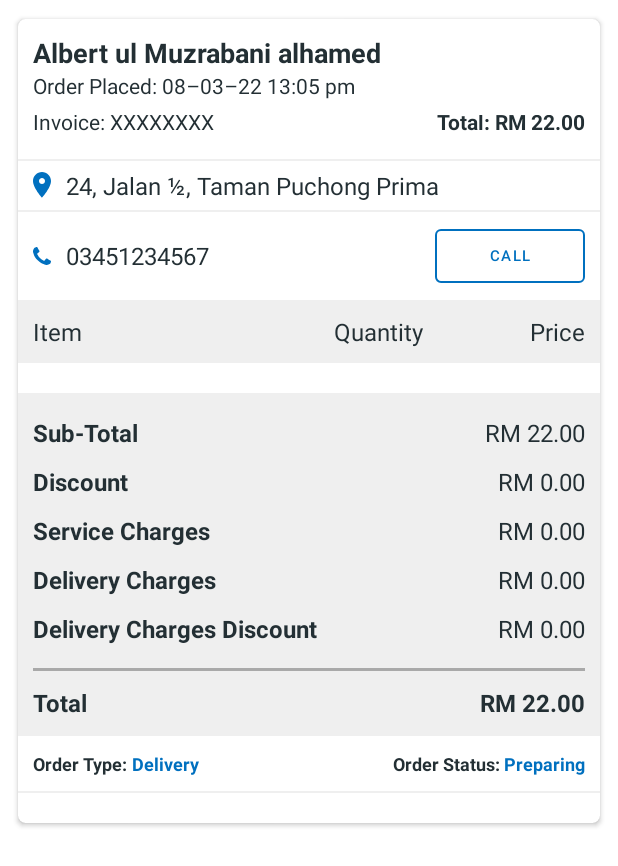
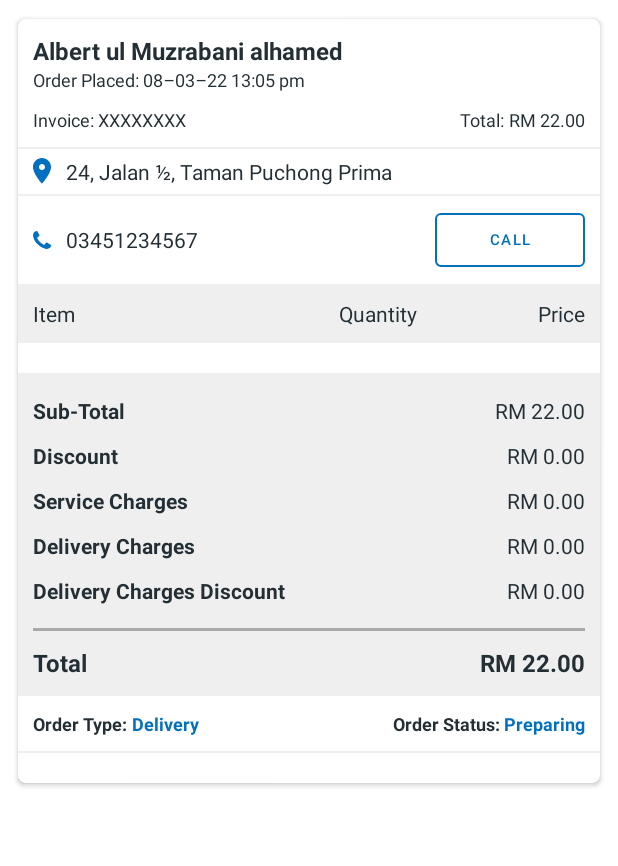
Before and after one commit to shoaib-khalid/order-android-app, an Android app: the layout order_row.xml on its own in the app's theme, with its tools: preview values and no code run, on a phone screen of 412 x 824 dp. Shown: the top 866 px of the screen. Run offline under Robolectric (Android 15) with nearby library versions, the phone set to English and light mode, and no system bars.

Commit message:
bug fixes

```diff
--- a/app/src/main/java/com/symplified/order/adapters/ProductAdapter.java
+++ b/app/src/main/java/com/symplified/order/adapters/ProductAdapter.java
@@ -89,7 +89,7 @@ public class ProductAdapter extends RecyclerView.Adapter<ProductAdapter.ViewHold
         }
 
 
-        holder.edit.setOnClickListener(view -> {
+        holder.itemView.setOnClickListener(view -> {
             Intent intent = new Intent(context, EditProductActivity.class);
             intent.putExtra("product", products.get(position));
             context.startActivity(intent);
@@ -119,14 +119,13 @@ public class ProductAdapter extends RecyclerView.Adapter<ProductAdapter.ViewHold
 
     public static class ViewHolder extends RecyclerView.ViewHolder {
         private final TextView productName, productPrice, productStatus;
-        private final ImageView productImage, statusIcon, edit;
+        private final ImageView productImage, statusIcon;
 
         public ViewHolder(@NonNull View itemView) {
             super(itemView);
             productName = itemView.findViewById(R.id.product_name);
             productPrice = itemView.findViewById(R.id.product_price);
             productImage = itemView.findViewById(R.id.product_image);
-            edit = itemView.findViewById(R.id.product_edit);
             productStatus = itemView.findViewById(R.id.product_status);
             statusIcon = itemView.findViewById(R.id.ic_product_status);
         }
--- a/app/src/main/res/layout/edit_order_item_row.xml
+++ b/app/src/main/res/layout/edit_order_item_row.xml
@@ -4,7 +4,7 @@
     android:layout_width="match_parent"
     android:layout_height="wrap_content"
     android:id="@+id/edit_order_item"
-    android:padding="10dp">
+    android:layout_margin="8dp">
 
     <RelativeLayout
         android:id="@+id/rl_edit_order_item"
@@ -87,7 +87,7 @@
                     android:layout_toStartOf="@+id/quantity_layout"
                     android:text="@string/order_amount_value"
                     android:textColor="@color/sf_primary"
-                    android:textSize="14sp"
+                    android:textSize="16sp"
                     android:textStyle="bold">
 
                 </TextView>
--- a/app/src/main/res/layout/order_item_row.xml
+++ b/app/src/main/res/layout/order_item_row.xml
@@ -18,6 +18,7 @@
             android:layout_weight="1"
             android:layout_height="wrap_content"
             android:text="@string/header_item"
+            android:textSize="12sp"
             android:textColor="@color/sf_b_700"/>
 
 
@@ -27,6 +28,7 @@
             android:layout_height="wrap_content"
             android:text="@string/header_qty"
             android:layout_weight="0.5"
+            android:textSize="12sp"
             android:textAlignment="center"
             android:textColor="@color/sf_b_700"/>
 
@@ -41,6 +43,7 @@
             android:textColor="@color/sf_b_700"
             app:layout_constraintBottom_toBottomOf="parent"
             app:layout_constraintEnd_toEndOf="parent"
+            android:textSize="12sp"
             app:layout_constraintTop_toTopOf="@+id/header_item"/>
 
         <!--        app:layout_constraintStart_toEndOf="@+id/header_qty"-->
@@ -57,7 +60,7 @@
         android:layout_marginTop="10dp"
         android:text="@string/header_special_instruction"
         android:textStyle="italic"
-        android:textSize="12sp"/>
+        android:textSize="10sp"/>
 
     <View
         android:id="@+id/divider_card"
--- a/app/src/main/res/layout/order_row.xml
+++ b/app/src/main/res/layout/order_row.xml
@@ -30,7 +30,7 @@
                 app:layout_constraintTop_toTopOf="parent"
                 app:layout_constraintStart_toStartOf="parent"
                 android:text="@string/card_name_value"
-                android:textSize="18sp"
+                android:textSize="16sp"
                 android:paddingHorizontal="10dp"
                 android:textStyle="bold" />
 
@@ -50,7 +50,8 @@
                     android:layout_height="wrap_content"
                     android:layout_alignParentStart="true"
                     android:layout_centerVertical="true"
-                    android:text="@string/order_placed_date" />
+                    android:text="@string/order_placed_date"
+                    android:textSize="12sp" />
 
                 <TextView
                     android:id="@+id/order_date_value"
@@ -60,7 +61,8 @@
                     android:layout_toEndOf="@+id/order_date"
                     android:ellipsize="end"
                     android:maxLines="2"
-                    android:text="@string/order_placed_date_value" />
+                    android:text="@string/order_placed_date_value"
+                    android:textSize="12sp" />
 
             </RelativeLayout>
 
@@ -69,7 +71,7 @@
                 android:layout_width="match_parent"
                 android:layout_height="wrap_content"
                 android:orientation="horizontal"
-                android:paddingTop="10dp"
+                android:layout_marginTop="10dp"
                 android:paddingHorizontal="10dp"
                 android:gravity="center_vertical"
                 app:layout_constraintEnd_toEndOf="parent"
@@ -90,7 +92,8 @@
                         android:layout_height="wrap_content"
                         android:layout_alignParentStart="true"
                         android:layout_centerVertical="true"
-                        android:text="@string/tv_invoice_number" />
+                        android:text="@string/tv_invoice_number"
+                        android:textSize="12sp" />
 
                     <TextView
                         android:id="@+id/card_invoice_value"
@@ -98,7 +101,8 @@
                         android:layout_height="wrap_content"
                         android:layout_centerVertical="true"
                         android:layout_toEndOf="@+id/order_invoice"
-                        android:text="@string/tv_invoice_number_value" />
+                        android:text="@string/tv_invoice_number_value"
+                        android:textSize="12sp" />
 
                 </RelativeLayout>
 
@@ -117,7 +121,7 @@
                         android:layout_alignParentStart="true"
                         android:layout_centerVertical="true"
                         android:text="@string/total"
-                        android:textStyle="bold" />
+                        android:textSize="12sp"/>
 
                     <TextView
                         android:id="@+id/order_total_value"
@@ -126,7 +130,7 @@
                         android:layout_centerVertical="true"
                         android:layout_toEndOf="@+id/order_total"
                         android:text="@string/order_amount_value"
-                        android:textStyle="bold" />
+                        android:textSize="12sp"/>
 
                 </RelativeLayout>
 
@@ -167,8 +171,7 @@
                     android:layout_height="wrap_content"
                     android:layout_centerVertical="true"
                     android:layout_toEndOf="@+id/ic_address"
-                    android:text="@string/tv_shipment_address_value"
-                    android:textSize="16sp" />
+                    android:text="@string/tv_shipment_address_value"/>
 
 <!--                <com.google.android.material.button.MaterialButton-->
 <!--                    android:id="@+id/btn_navigate"-->
@@ -217,8 +220,7 @@
                     android:layout_height="wrap_content"
                     android:layout_centerVertical="true"
                     android:layout_toEndOf="@+id/ic_contact"
-                    android:text="@string/card_phone_value"
-                    android:textSize="16sp" />
+                    android:text="@string/card_phone_value"/>
 
                 <com.google.android.material.button.MaterialButton
                     android:id="@+id/btn_call"
@@ -248,8 +250,7 @@
                     android:layout_width="0dp"
                     android:layout_height="wrap_content"
                     android:text="@string/header_item"
-                    android:layout_weight="1"
-                    android:textSize="16sp" />
+                    android:layout_weight="1"/>
 
                 <TextView
                     android:id="@+id/item_quantity"
@@ -257,8 +258,7 @@
                     android:layout_height="wrap_content"
                     android:layout_weight="0.5"
                     android:text="@string/header_qty"
-                    android:textAlignment="center"
-                    android:textSize="16sp" />
+                    android:textAlignment="center"/>
 
                 <TextView
                     android:id="@+id/item_price"
@@ -266,8 +266,7 @@
                     android:layout_height="wrap_content"
                     android:layout_weight="0.5"
                     android:textAlignment="textEnd"
-                    android:text="@string/header_price"
-                    android:textSize="16sp" />
+                    android:text="@string/header_price"/>
 
             </LinearLayout>
 
@@ -314,7 +313,6 @@
                         android:layout_height="wrap_content"
                         android:layout_alignParentStart="true"
                         android:text="@string/sub_total"
-                        android:textSize="16sp"
                         android:textStyle="bold" />
 
                     <TextView
@@ -322,8 +320,7 @@
                         android:layout_width="wrap_content"
                         android:layout_height="wrap_content"
                         android:layout_alignParentEnd="true"
-                        android:text="@string/order_amount_value"
-                        android:textSize="16sp" />
+                        android:text="@string/order_amount_value"/>
 
                 </RelativeLayout>
 
@@ -342,7 +339,6 @@
                         android:layout_height="wrap_content"
                         android:layout_alignParentStart="true"
                         android:text="@string/discount"
-                        android:textSize="16sp"
                         android:textStyle="bold" />
 
                     <TextView
@@ -350,8 +346,7 @@
                         android:layout_width="wrap_content"
                         android:layout_height="wrap_content"
                         android:layout_alignParentEnd="true"
-                        android:text="@string/delivery_charges_value"
-                        android:textSize="16sp"/>
+                        android:text="@string/delivery_charges_value"/>
 
                 </RelativeLayout>
 
@@ -370,7 +365,6 @@
                         android:layout_height="wrap_content"
                         android:layout_alignParentStart="true"
                         android:text="@string/service_charges"
-                        android:textSize="16sp"
                         android:textStyle="bold" />
 
                     <TextView
@@ -378,8 +372,7 @@
                         android:layout_width="wrap_content"
                         android:layout_height="wrap_content"
                         android:layout_alignParentEnd="true"
-                        android:text="@string/delivery_charges_value"
-                        android:textSize="16sp"/>
+                        android:text="@string/delivery_charges_value"/>
 
                 </RelativeLayout>
 
@@ -398,7 +391,6 @@
                         android:layout_height="wrap_content"
                         android:layout_alignParentStart="true"
                         android:text="@string/delivery_charges"
-                        android:textSize="16sp"
                         android:textStyle="bold" />
 
                     <TextView
@@ -406,8 +398,7 @@
                         android:layout_width="wrap_content"
                         android:layout_height="wrap_content"
                         android:layout_alignParentEnd="true"
-                        android:text="@string/delivery_charges_value"
-                        android:textSize="16sp"/>
+                        android:text="@string/delivery_charges_value"/>
 
                 </RelativeLayout>
 
@@ -426,7 +417,6 @@
                         android:layout_height="wrap_content"
                         android:layout_alignParentStart="true"
                         android:text="@string/delivery_charges_discount"
-                        android:textSize="16sp"
                         android:textStyle="bold" />
 
                     <TextView
@@ -434,8 +424,7 @@
                         android:layout_width="wrap_content"
                         android:layout_height="wrap_content"
                         android:layout_alignParentEnd="true"
-                        android:text="@string/delivery_charges_value"
-                        android:textSize="16sp"/>
+                        android:text="@string/delivery_charges_value"/>
 
                 </RelativeLayout>
 
@@ -658,7 +647,7 @@
                     android:layout_width="0dp"
                     android:layout_height="wrap_content"
                     android:text="@string/order_status"
-                    android:textSize="20sp"
+                    android:textSize="16sp"
                     android:layout_weight="1"
                     android:textAlignment="center"
                     android:visibility="gone"
@@ -673,15 +662,14 @@
                     android:padding="12dp"
                     android:text="@string/pickup_orders"
                     android:visibility="gone"
-                    android:backgroundTint="@color/sf_primary"
-                    android:textSize="14sp"/>
+                    android:backgroundTint="@color/sf_primary"/>
 
                 <TextView
                     android:id="@+id/order_status_value"
                     android:layout_width="0dp"
                     android:layout_height="wrap_content"
                     android:text="@string/order_status_value"
-                    android:textSize="20sp"
+                    android:textSize="16sp"
                     android:visibility="gone"
                     android:textAlignment="center"
                     android:layout_weight="1"
--- a/app/src/main/res/menu/nav_menu.xml
+++ b/app/src/main/res/menu/nav_menu.xml
@@ -15,7 +15,7 @@
         <item
             android:id="@+id/nav_products"
             android:icon="@drawable/ic_products"
-            android:title="Manage Products" />
+            android:title="Update Products" />
 
         <item
             android:enabled="false"
```
Also changed, not shown: app/src/main/java/com/symplified/order/EditProductActivity.java (+5 -63 lines), app/src/main/java/com/symplified/order/adapters/EditItemAdapter.java (+6 -4 lines), app/src/main/java/com/symplified/order/adapters/ItemAdapter.java (+5 -3 lines), app/src/main/java/com/symplified/order/adapters/OrderAdapter.java (+29 -79 lines), app/src/main/java/com/symplified/order/apis/OrderApi.java (+7 -6 lines), app/src/main/java/com/symplified/order/models/order/Order.java (+11 -0 lines), app/src/main/java/com/symplified/order/models/order/OrderDetailsResponse.java (added, +8 -0 lines), app/src/main/java/com/symplified/order/ui/tabs/PlaceholderFragment.java (+11 -17 lines), app/src/main/res/layout/product_row.xml (+8 -8 lines).
